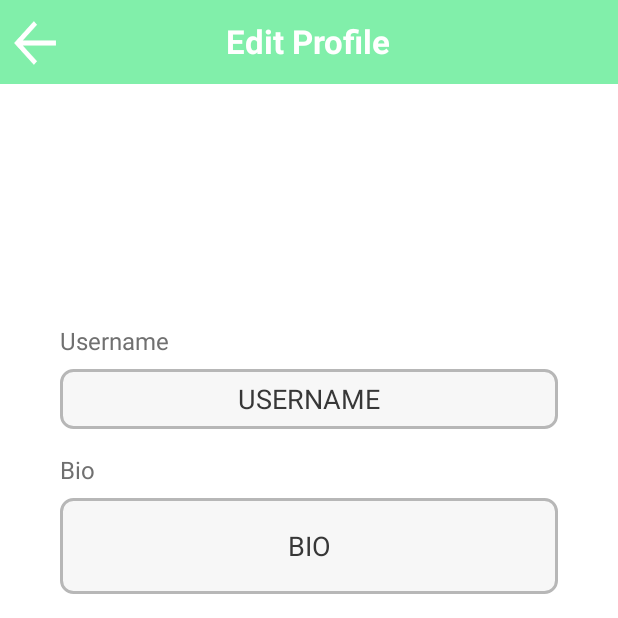
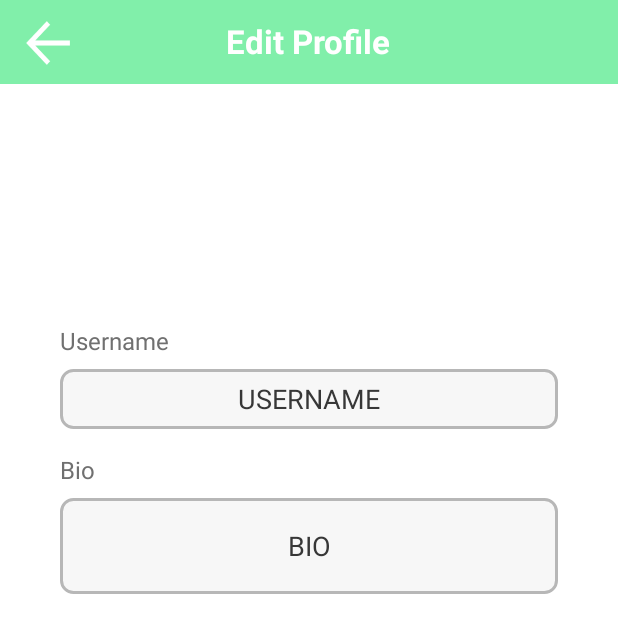
Before and after one commit to Ruben12gg/GreendID02, an Android app: the EditProfile screen opened directly, with no data from a screen before it, on a phone screen of 412 x 824 dp, the top half of it. Run offline under Robolectric (Android 15) with nearby library versions, the phone set to English and light mode, and no system bars; our stand-ins replace CircleImageView, Firebase (no records; nobody signed in at launch, a user with empty details on screens opened directly), Picasso.

Commit message:
Icon change

```diff
--- a/app/src/main/res/layout/activity_edit_profile.xml
+++ b/app/src/main/res/layout/activity_edit_profile.xml
@@ -20,10 +20,8 @@
         android:id="@+id/backBtn"
         android:layout_width="32dp"
         android:layout_height="32dp"
-        android:layout_marginStart="8dp"
+        android:layout_marginStart="16dp"
         android:layout_marginTop="12.5dp"
-        android:layout_marginEnd="112dp"
-        android:layout_toLeftOf="@+id/settingText"
         android:background="@drawable/arrow_back" />
 
     <TextView
--- a/app/src/main/res/layout/activity_new_post.xml
+++ b/app/src/main/res/layout/activity_new_post.xml
@@ -50,13 +50,13 @@
             app:layout_constraintStart_toStartOf="@+id/main_toolbar"
             app:layout_constraintTop_toTopOf="parent" />
 
-        <Button
+       <!-- <Button
             android:layout_width="44dp"
             android:layout_height="44dp"
             android:layout_marginTop="6dp"
             android:background="@drawable/next_btn"
             android:drawableStart="@drawable/ic_baseline_navigate_next_40"
-            android:padding="2dp" />
+            android:padding="2dp" />-->
     </RelativeLayout>
 
     <RelativeLayout
--- a/app/src/main/res/layout/activity_settings.xml
+++ b/app/src/main/res/layout/activity_settings.xml
@@ -51,7 +51,7 @@
             android:id="@+id/backBtn"
             android:layout_width="32dp"
             android:layout_height="32dp"
-            android:layout_marginStart="8dp"
+            android:layout_marginStart="16dp"
             android:layout_marginTop="12.5dp"
             android:layout_marginEnd="112dp"
             android:layout_toLeftOf="@+id/settingText"
--- a/app/src/main/res/layout/activity_user.xml
+++ b/app/src/main/res/layout/activity_user.xml
@@ -52,6 +52,7 @@
             android:layout_width="28dp"
             android:layout_height="28dp"
             android:layout_toRightOf="@+id/userNameTop"
+
             android:layout_marginStart="64dp"
             android:layout_marginEnd="8dp"
             android:layout_marginTop="16dp"
@@ -62,11 +63,11 @@
             android:id="@+id/favoritesBtn"
             android:layout_width="28dp"
             android:layout_height="28dp"
-            android:layout_toRightOf="@+id/settingsBtn"
             android:layout_marginStart="10dp"
             android:layout_marginEnd="8dp"
             android:layout_marginTop="16dp"
             android:background="@drawable/favorites_white"
+            android:layout_toRightOf="@+id/settingsBtn"
             />
 
 
```
Also changed, not shown: app/src/main/res/layout/activity_favorites.xml (+7 -9 lines).
